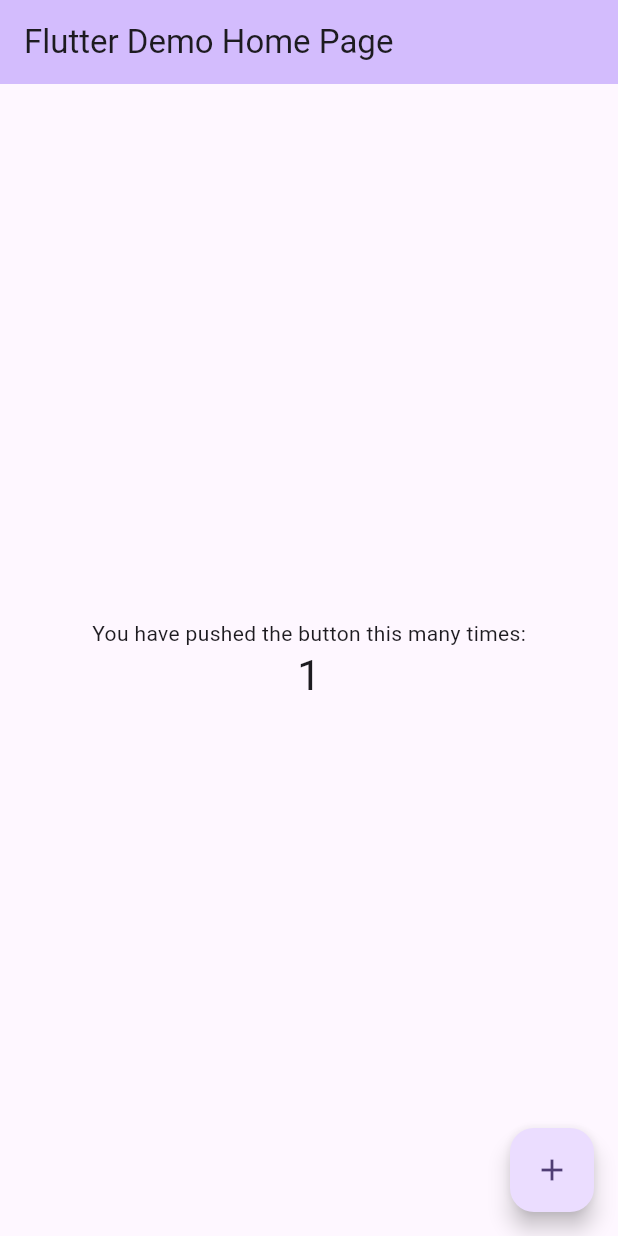
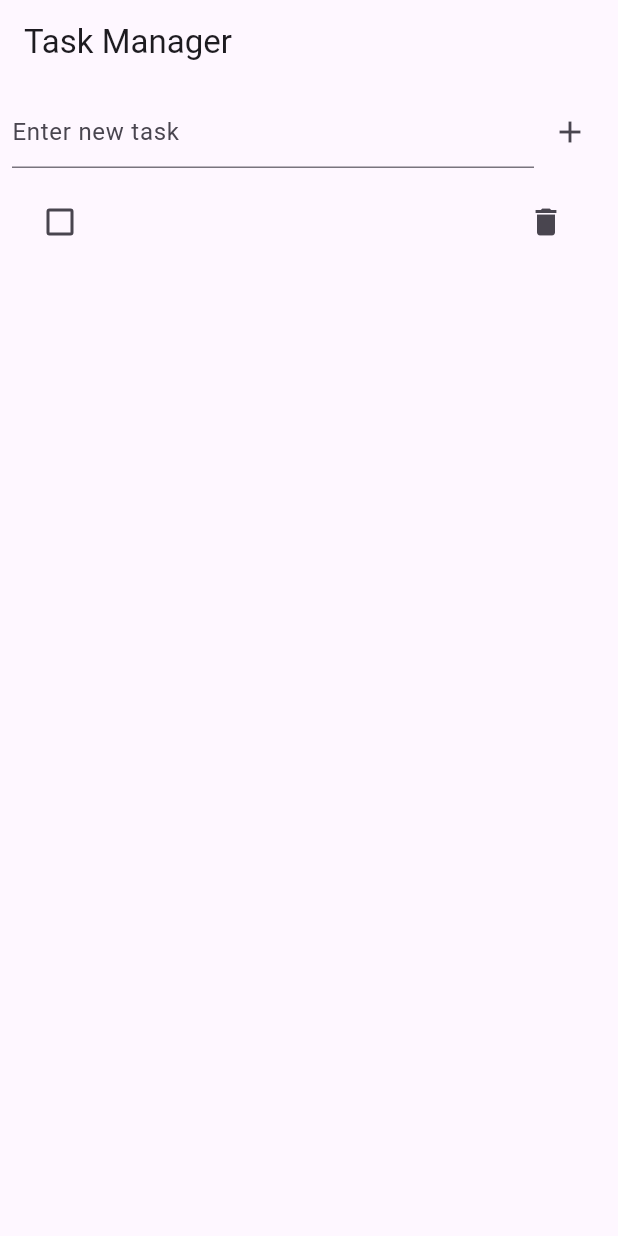
Before and after one commit to Radione530/ex_1, a Flutter app: the screen it shows after launch, after a tap on the "add" icon, on a phone screen of 412 x 824 dp. Run offline on Flutter 3.47's test engine with Material 3 defaults, Android fonts, the phone set to English and light mode, and no system bars.

Commit message:
Added basic functionality of the To-Do app

```diff
--- a/lib/main.dart
+++ b/lib/main.dart
@@ -1,125 +1,104 @@
 import 'package:flutter/material.dart';
 
 void main() {
-  runApp(const MyApp());
+  runApp(MyApp());
 }
 
 class MyApp extends StatelessWidget {
-  const MyApp({super.key});
-
-  // This widget is the root of your application.
   @override
   Widget build(BuildContext context) {
     return MaterialApp(
-      title: 'Flutter Demo',
+      title: 'Task Manager',
       theme: ThemeData(
-        // This is the theme of your application.
-        //
-        // TRY THIS: Try running your application with "flutter run". You'll see
-        // the application has a purple toolbar. Then, without quitting the app,
-        // try changing the seedColor in the colorScheme below to Colors.green
-        // and then invoke "hot reload" (save your changes or press the "hot
-        // reload" button in a Flutter-supported IDE, or press "r" if you used
-        // the command line to start the app).
-        //
-        // Notice that the counter didn't reset back to zero; the application
-        // state is not lost during the reload. To reset the state, use hot
-        // restart instead.
-        //
-        // This works for code too, not just values: Most code changes can be
-        // tested with just a hot reload.
-        colorScheme: ColorScheme.fromSeed(seedColor: Colors.deepPurple),
-        useMaterial3: true,
+        primarySwatch: Colors.blue,
       ),
-      home: const MyHomePage(title: 'Flutter Demo Home Page'),
+      home: TaskScreen(),
     );
   }
 }
 
-class MyHomePage extends StatefulWidget {
-  const MyHomePage({super.key, required this.title});
-
-  // This widget is the home page of your application. It is stateful, meaning
-  // that it has a State object (defined below) that contains fields that affect
-  // how it looks.
-
-  // This class is the configuration for the state. It holds the values (in this
-  // case the title) provided by the parent (in this case the App widget) and
-  // used by the build method of the State. Fields in a Widget subclass are
-  // always marked "final".
-
-  final String title;
-
+class TaskScreen extends StatefulWidget {
   @override
-  State<MyHomePage> createState() => _MyHomePageState();
+  _TaskScreenState createState() => _TaskScreenState();
 }
 
-class _MyHomePageState extends State<MyHomePage> {
-  int _counter = 0;
+class _TaskScreenState extends State<TaskScreen> {
+  List<Map<String, dynamic>> tasks = [];
+  final TextEditingController taskController = TextEditingController();
 
-  void _incrementCounter() {
+  void addTask() {
     setState(() {
-      // This call to setState tells the Flutter framework that something has
-      // changed in this State, which causes it to rerun the build method below
-      // so that the display can reflect the updated values. If we changed
-      // _counter without calling setState(), then the build method would not be
-      // called again, and so nothing would appear to happen.
-      _counter++;
+      tasks.add({'title': taskController.text, 'isCompleted': false});
+    });
+    taskController.clear();
+  }
+
+  void toggleTaskCompletion(int index) {
+    setState(() {
+      tasks[index]['isCompleted'] = !tasks[index]['isCompleted'];
+    });
+  }
+
+  void deleteTask(int index) {
+    setState(() {
+      tasks.removeAt(index);
     });
   }
 
   @override
   Widget build(BuildContext context) {
-    // This method is rerun every time setState is called, for instance as done
-    // by the _incrementCounter method above.
-    //
-    // The Flutter framework has been optimized to make rerunning build methods
-    // fast, so that you can just rebuild anything that needs updating rather
-    // than having to individually change instances of widgets.
     return Scaffold(
-      appBar: AppBar(
-        // TRY THIS: Try changing the color here to a specific color (to
-        // Colors.amber, perhaps?) and trigger a hot reload to see the AppBar
-        // change color while the other colors stay the same.
-        backgroundColor: Theme.of(context).colorScheme.inversePrimary,
-        // Here we take the value from the MyHomePage object that was created by
-        // the App.build method, and use it to set our appbar title.
-        title: Text(widget.title),
+      appBar: AppBar(title: Text('Task Manager')),
+      body: Column(
+        children: [
+          Padding(
+            padding: const EdgeInsets.all(8.0),
+            child: Row(
+              children: [
+                Expanded(
+                  child: TextField(
+                    controller: taskController,
+                    decoration: InputDecoration(
+                      hintText: 'Enter new task',
+                    ),
+                  ),
+                ),
+                IconButton(
+                  icon: Icon(Icons.add),
+                  onPressed: addTask,
+                ),
+              ],
+            ),
+          ),
+          Expanded(
+            child: ListView.builder(
+              itemCount: tasks.length,
+              itemBuilder: (context, index) {
+                return ListTile(
+                  title: Text(
+                    tasks[index]['title'],
+                    style: TextStyle(
+                      decoration: tasks[index]['isCompleted']
+                          ? TextDecoration.lineThrough
+                          : TextDecoration.none,
+                    ),
+                  ),
+                  leading: Checkbox(
+                    value: tasks[index]['isCompleted'],
+                    onChanged: (bool? value) {
+                      toggleTaskCompletion(index);
+                    },
+                  ),
+                  trailing: IconButton(
+                    icon: Icon(Icons.delete),
+                    onPressed: () => deleteTask(index),
+                  ),
+                );
+              },
+            ),
+          ),
+        ],
       ),
-      body: Center(
-        // Center is a layout widget. It takes a single child and positions it
-        // in the middle of the parent.
-        child: Column(
-          // Column is also a layout widget. It takes a list of children and
-          // arranges them vertically. By default, it sizes itself to fit its
-          // children horizontally, and tries to be as tall as its parent.
-          //
-          // Column has various properties to control how it sizes itself and
-          // how it positions its children. Here we use mainAxisAlignment to
-          // center the children vertically; the main axis here is the vertical
-          // axis because Columns are vertical (the cross axis would be
-          // horizontal).
-          //
-          // TRY THIS: Invoke "debug painting" (choose the "Toggle Debug Paint"
-          // action in the IDE, or press "p" in the console), to see the
-          // wireframe for each widget.
-          mainAxisAlignment: MainAxisAlignment.center,
-          children: <Widget>[
-            const Text(
-              'You have pushed the button this many times:',
-            ),
-            Text(
-              '$_counter',
-              style: Theme.of(context).textTheme.headlineMedium,
-            ),
-          ],
-        ),
-      ),
-      floatingActionButton: FloatingActionButton(
-        onPressed: _incrementCounter,
-        tooltip: 'Increment',
-        child: const Icon(Icons.add),
-      ), // This trailing comma makes auto-formatting nicer for build methods.
     );
   }
 }
```
